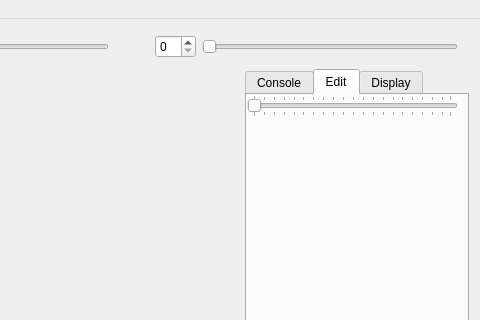
Before: the Qt Designer form ZGeometry/ZGeometry.ui in sunyzm/ZGeometry, drawn with Qt 5; both pictures show x 591 to 1071 and y 0 to 320 of the 1071 by 850 pixel window.
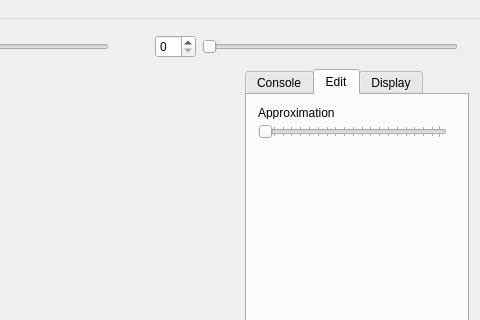
After: the same form once the commit is applied. The open tabs and pages were chosen to show the change. Custom widgets are drawn as their Qt base class.

Commit message: Display selected wavelet location in continuousMorphing

What changed in the file:
```diff
--- a/ZGeometry/ZGeometry.ui
+++ b/ZGeometry/ZGeometry.ui
@@ -227,15 +227,25 @@
          <attribute name="title">
           <string>Edit</string>
          </attribute>
-         <widget class="QSlider" name="sliderMorphing">
+         <widget class="QWidget" name="">
           <property name="geometry">
            <rect>
             <x>0</x>
             <y>0</y>
             <width>211</width>
-            <height>22</height>
+            <height>54</height>
            </rect>
           </property>
+          <layout class="QVBoxLayout" name="verticalLayout_2">
+           <item>
+            <widget class="QLabel" name="labelApproximation">
+             <property name="text">
+              <string>Approximation</string>
+             </property>
+            </widget>
+           </item>
+           <item>
+            <widget class="QSlider" name="sliderMorphing">
           <property name="minimum">
            <number>1</number>
           </property>
@@ -251,6 +261,9 @@
           <property name="tickPosition">
            <enum>QSlider::TicksBothSides</enum>
           </property>
+            </widget>
+           </item>
+          </layout>
          </widget>
         </widget>
         <widget class="QWidget" name="tabDisplay">
```
Left out of the diff: 2 changed lines with no effect on the pictures. Lines whose indentation alone changed are shown as unchanged. The commit also changes 4 other files.
